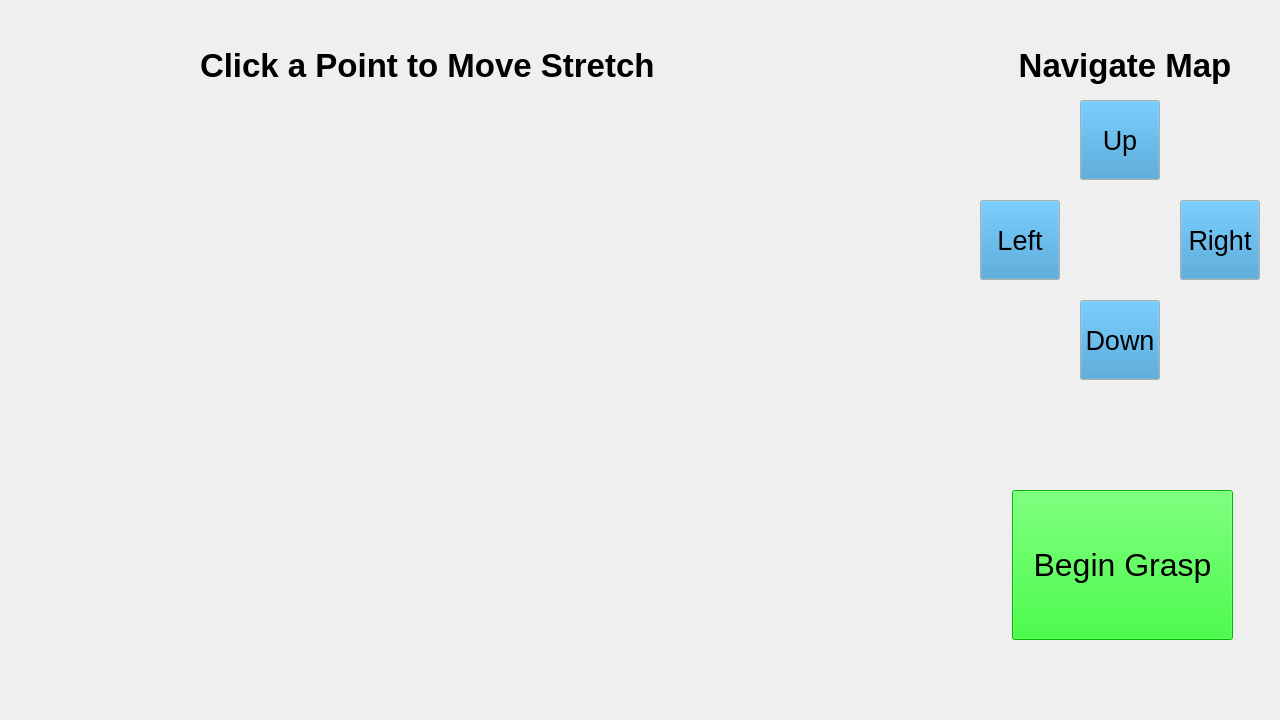
Old version of the form stretch_gui/include/stretch_gui/mainwindow.ui in the repository NateWright/stretch_ros.
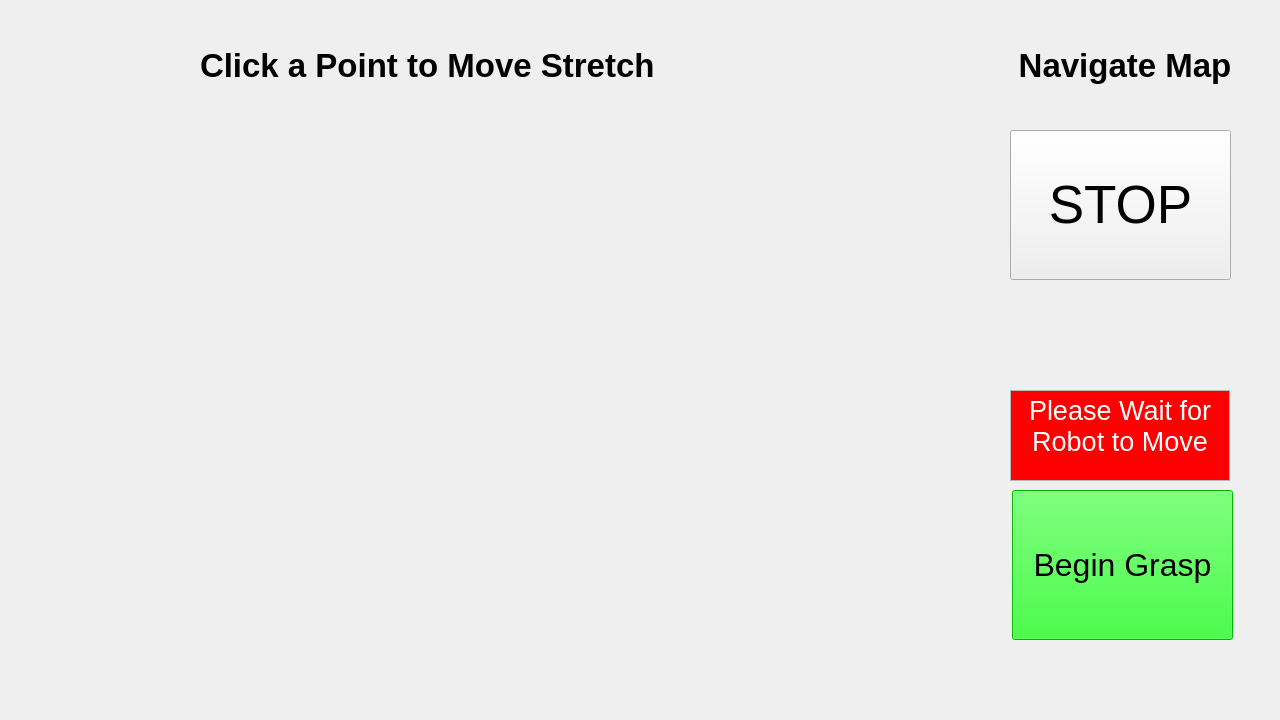
New version of the form. Icons and pictures are not drawn. Custom widgets are drawn as their Qt base class.

Commit message: Added messages for when processing is occuring

The edit to the form file:
```diff
--- a/stretch_gui/include/stretch_gui/mainwindow.ui
+++ b/stretch_gui/include/stretch_gui/mainwindow.ui
@@ -276,334 +276,6 @@
        <bool>true</bool>
       </property>
      </widget>
-     <widget class="QPushButton" name="NavigateMapButtonUp">
-      <property name="geometry">
-       <rect>
-        <x>1080</x>
-        <y>100</y>
-        <width>80</width>
-        <height>80</height>
-       </rect>
-      </property>
-      <property name="palette">
-       <palette>
-        <active>
-         <colorrole role="Button">
-          <brush brushstyle="SolidPattern">
-           <color alpha="255">
-            <red>49</red>
-            <green>144</green>
-            <blue>203</blue>
-           </color>
-          </brush>
-         </colorrole>
-         <colorrole role="Dark">
-          <brush brushstyle="SolidPattern">
-           <color alpha="255">
-            <red>0</red>
-            <green>0</green>
-            <blue>0</blue>
-           </color>
-          </brush>
-         </colorrole>
-        </active>
-        <inactive>
-         <colorrole role="Button">
-          <brush brushstyle="SolidPattern">
-           <color alpha="255">
-            <red>49</red>
-            <green>144</green>
-            <blue>203</blue>
-           </color>
-          </brush>
-         </colorrole>
-         <colorrole role="Dark">
-          <brush brushstyle="SolidPattern">
-           <color alpha="255">
-            <red>0</red>
-            <green>0</green>
-            <blue>0</blue>
-           </color>
-          </brush>
-         </colorrole>
-        </inactive>
-        <disabled>
-         <colorrole role="Button">
-          <brush brushstyle="SolidPattern">
-           <color alpha="255">
-            <red>49</red>
-            <green>144</green>
-            <blue>203</blue>
-           </color>
-          </brush>
-         </colorrole>
-         <colorrole role="Dark">
-          <brush brushstyle="SolidPattern">
-           <color alpha="255">
-            <red>0</red>
-            <green>0</green>
-            <blue>0</blue>
-           </color>
-          </brush>
-         </colorrole>
-        </disabled>
-       </palette>
-      </property>
-      <property name="font">
-       <font>
-        <pointsize>20</pointsize>
-       </font>
-      </property>
-      <property name="text">
-       <string>Up</string>
-      </property>
-     </widget>
-     <widget class="QPushButton" name="NavigateMapButtonLeft">
-      <property name="geometry">
-       <rect>
-        <x>980</x>
-        <y>200</y>
-        <width>80</width>
-        <height>80</height>
-       </rect>
-      </property>
-      <property name="palette">
-       <palette>
-        <active>
-         <colorrole role="Button">
-          <brush brushstyle="SolidPattern">
-           <color alpha="255">
-            <red>49</red>
-            <green>144</green>
-            <blue>203</blue>
-           </color>
-          </brush>
-         </colorrole>
-         <colorrole role="Dark">
-          <brush brushstyle="SolidPattern">
-           <color alpha="255">
-            <red>0</red>
-            <green>0</green>
-            <blue>0</blue>
-           </color>
-          </brush>
-         </colorrole>
-        </active>
-        <inactive>
-         <colorrole role="Button">
-          <brush brushstyle="SolidPattern">
-           <color alpha="255">
-            <red>49</red>
-            <green>144</green>
-            <blue>203</blue>
-           </color>
-          </brush>
-         </colorrole>
-         <colorrole role="Dark">
-          <brush brushstyle="SolidPattern">
-           <color alpha="255">
-            <red>0</red>
-            <green>0</green>
-            <blue>0</blue>
-           </color>
-          </brush>
-         </colorrole>
-        </inactive>
-        <disabled>
-         <colorrole role="Button">
-          <brush brushstyle="SolidPattern">
-           <color alpha="255">
-            <red>49</red>
-            <green>144</green>
-            <blue>203</blue>
-           </color>
-          </brush>
-         </colorrole>
-         <colorrole role="Dark">
-          <brush brushstyle="SolidPattern">
-           <color alpha="255">
-            <red>0</red>
-            <green>0</green>
-            <blue>0</blue>
-           </color>
-          </brush>
-         </colorrole>
-        </disabled>
-       </palette>
-      </property>
-      <property name="font">
-       <font>
-        <pointsize>20</pointsize>
-       </font>
-      </property>
-      <property name="text">
-       <string>Left</string>
-      </property>
-     </widget>
-     <widget class="QPushButton" name="NavigateMapButtonDown">
-      <property name="geometry">
-       <rect>
-        <x>1080</x>
-        <y>300</y>
-        <width>80</width>
-        <height>80</height>
-       </rect>
-      </property>
-      <property name="palette">
-       <palette>
-        <active>
-         <colorrole role="Button">
-          <brush brushstyle="SolidPattern">
-           <color alpha="255">
-            <red>49</red>
-            <green>144</green>
-            <blue>203</blue>
-           </color>
-          </brush>
-         </colorrole>
-         <colorrole role="Dark">
-          <brush brushstyle="SolidPattern">
-           <color alpha="255">
-            <red>0</red>
-            <green>0</green>
-            <blue>0</blue>
-           </color>
-          </brush>
-         </colorrole>
-        </active>
-        <inactive>
-         <colorrole role="Button">
-          <brush brushstyle="SolidPattern">
-           <color alpha="255">
-            <red>49</red>
-            <green>144</green>
-            <blue>203</blue>
-           </color>
-          </brush>
-         </colorrole>
-         <colorrole role="Dark">
-          <brush brushstyle="SolidPattern">
-           <color alpha="255">
-            <red>0</red>
-            <green>0</green>
-            <blue>0</blue>
-           </color>
-          </brush>
-         </colorrole>
-        </inactive>
-        <disabled>
-         <colorrole role="Button">
-          <brush brushstyle="SolidPattern">
-           <color alpha="255">
-            <red>49</red>
-            <green>144</green>
-            <blue>203</blue>
-           </color>
-          </brush>
-         </colorrole>
-         <colorrole role="Dark">
-          <brush brushstyle="SolidPattern">
-           <color alpha="255">
-            <red>0</red>
-            <green>0</green>
-            <blue>0</blue>
-           </color>
-          </brush>
-         </colorrole>
-        </disabled>
-       </palette>
-      </property>
-      <property name="font">
-       <font>
-        <pointsize>20</pointsize>
-       </font>
-      </property>
-      <property name="text">
-       <string>Down</string>
-      </property>
-     </widget>
-     <widget class="QPushButton" name="NavigateMapButtonRight">
-      <property name="geometry">
-       <rect>
-        <x>1180</x>
-        <y>200</y>
-        <width>80</width>
-        <height>80</height>
-       </rect>
-      </property>
-      <property name="palette">
-       <palette>
-        <active>
-         <colorrole role="Button">
-          <brush brushstyle="SolidPattern">
-           <color alpha="255">
-            <red>49</red>
-            <green>144</green>
-            <blue>203</blue>
-           </color>
-          </brush>
-         </colorrole>
-         <colorrole role="Dark">
-          <brush brushstyle="SolidPattern">
-           <color alpha="255">
-            <red>0</red>
-            <green>0</green>
-            <blue>0</blue>
-           </color>
-          </brush>
-         </colorrole>
-        </active>
-        <inactive>
-         <colorrole role="Button">
-          <brush brushstyle="SolidPattern">
-           <color alpha="255">
-            <red>49</red>
-            <green>144</green>
-            <blue>203</blue>
-           </color>
-          </brush>
-         </colorrole>
-         <colorrole role="Dark">
-          <brush brushstyle="SolidPattern">
-           <color alpha="255">
-            <red>0</red>
-            <green>0</green>
-            <blue>0</blue>
-           </color>
-          </brush>
-         </colorrole>
-        </inactive>
-        <disabled>
-         <colorrole role="Button">
-          <brush brushstyle="SolidPattern">
-           <color alpha="255">
-            <red>49</red>
-            <green>144</green>
-            <blue>203</blue>
-           </color>
-          </brush>
-         </colorrole>
-         <colorrole role="Dark">
-          <brush brushstyle="SolidPattern">
-           <color alpha="255">
-            <red>0</red>
-            <green>0</green>
-            <blue>0</blue>
-           </color>
-          </brush>
-         </colorrole>
-        </disabled>
-       </palette>
-      </property>
-      <property name="font">
-       <font>
-        <pointsize>20</pointsize>
-       </font>
-      </property>
-      <property name="text">
-       <string>Right</string>
-      </property>
-     </widget>
      <widget class="QLabel" name="NavigateMapLabel">
       <property name="geometry">
        <rect>
@@ -1072,6 +744,459 @@
        <string>Begin Grasp</string>
       </property>
      </widget>
+     <widget class="QTextBrowser" name="PleaseWait">
+      <property name="geometry">
+       <rect>
+        <x>1010</x>
+        <y>390</y>
+        <width>220</width>
+        <height>91</height>
+       </rect>
+      </property>
+      <property name="html">
+       <string>&lt;!DOCTYPE HTML PUBLIC &quot;-//W3C//DTD HTML 4.0//EN&quot; &quot;http://www.w3.org/TR/REC-html40/strict.dtd&quot;&gt;
+&lt;html&gt;&lt;head&gt;&lt;meta name=&quot;qrichtext&quot; content=&quot;1&quot; /&gt;&lt;meta charset=&quot;utf-8&quot; /&gt;&lt;style type=&quot;text/css&quot;&gt;
+p, li { white-space: pre-wrap; }
+&lt;/style&gt;&lt;/head&gt;&lt;body style=&quot; font-family:'Sans Serif'; font-size:9pt; font-weight:400; font-style:normal;&quot; bgcolor=&quot;#ff0000&quot;&gt;
+&lt;p align=&quot;center&quot; style=&quot; margin-top:0px; margin-bottom:0px; margin-left:0px; margin-right:0px; -qt-block-indent:0; text-indent:0px;&quot;&gt;&lt;span style=&quot; font-size:20pt; color:#ffffff;&quot;&gt;Please Wait for Robot to Move&lt;/span&gt;&lt;/p&gt;&lt;/body&gt;&lt;/html&gt;</string>
+      </property>
+     </widget>
+     <widget class="QPushButton" name="ButtonStop">
+      <property name="geometry">
+       <rect>
+        <x>1010</x>
+        <y>130</y>
+        <width>221</width>
+        <height>150</height>
+       </rect>
+      </property>
+      <property name="palette">
+       <palette>
+        <active>
+         <colorrole role="WindowText">
+          <brush brushstyle="SolidPattern">
+           <color alpha="255">
+            <red>0</red>
+            <green>0</green>
+            <blue>0</blue>
+           </color>
+          </brush>
+         </colorrole>
+         <colorrole role="Button">
+          <brush brushstyle="SolidPattern">
+           <color alpha="255">
+            <red>239</red>
+            <green>0</green>
+            <blue>4</blue>
+           </color>
+          </brush>
+         </colorrole>
+         <colorrole role="Light">
+          <brush brushstyle="SolidPattern">
+           <color alpha="255">
+            <red>255</red>
+            <green>103</green>
+            <blue>106</blue>
+           </color>
+          </brush>
+         </colorrole>
+         <colorrole role="Midlight">
+          <brush brushstyle="SolidPattern">
+           <color alpha="255">
+            <red>247</red>
+            <green>51</green>
+            <blue>55</blue>
+           </color>
+          </brush>
+         </colorrole>
+         <colorrole role="Dark">
+          <brush brushstyle="SolidPattern">
+           <color alpha="255">
+            <red>119</red>
+            <green>0</green>
+            <blue>2</blue>
+           </color>
+          </brush>
+         </colorrole>
+         <colorrole role="Mid">
+          <brush brushstyle="SolidPattern">
+           <color alpha="255">
+            <red>159</red>
+            <green>0</green>
+            <blue>3</blue>
+           </color>
+          </brush>
+         </colorrole>
+         <colorrole role="Text">
+          <brush brushstyle="SolidPattern">
+           <color alpha="255">
+            <red>0</red>
+            <green>0</green>
+            <blue>0</blue>
+           </color>
+          </brush>
+         </colorrole>
+         <colorrole role="BrightText">
+          <brush brushstyle="SolidPattern">
+           <color alpha="255">
+            <red>255</red>
+            <green>255</green>
+            <blue>255</blue>
+           </color>
+          </brush>
+         </colorrole>
+         <colorrole role="ButtonText">
+          <brush brushstyle="SolidPattern">
+           <color alpha="255">
+            <red>0</red>
+            <green>0</green>
+            <blue>0</blue>
+           </color>
+          </brush>
+         </colorrole>
+         <colorrole role="Base">
+          <brush brushstyle="SolidPattern">
+           <color alpha="255">
+            <red>255</red>
+            <green>255</green>
+            <blue>255</blue>
+           </color>
+          </brush>
+         </colorrole>
+         <colorrole role="Window">
+          <brush brushstyle="SolidPattern">
+           <color alpha="255">
+            <red>239</red>
+            <green>0</green>
+            <blue>4</blue>
+           </color>
+          </brush>
+         </colorrole>
+         <colorrole role="Shadow">
+          <brush brushstyle="SolidPattern">
+           <color alpha="255">
+            <red>0</red>
+            <green>0</green>
+            <blue>0</blue>
+           </color>
+          </brush>
+         </colorrole>
+         <colorrole role="AlternateBase">
+          <brush brushstyle="SolidPattern">
+           <color alpha="255">
+            <red>247</red>
+            <green>127</green>
+            <blue>129</blue>
+           </color>
+          </brush>
+         </colorrole>
+         <colorrole role="ToolTipBase">
+          <brush brushstyle="SolidPattern">
+           <color alpha="255">
+            <red>255</red>
+            <green>255</green>
+            <blue>220</blue>
+           </color>
+          </brush>
+         </colorrole>
+         <colorrole role="ToolTipText">
+          <brush brushstyle="SolidPattern">
+           <color alpha="255">
+            <red>0</red>
+            <green>0</green>
+            <blue>0</blue>
+           </color>
+          </brush>
+         </colorrole>
+        </active>
+        <inactive>
+         <colorrole role="WindowText">
+          <brush brushstyle="SolidPattern">
+           <color alpha="255">
+            <red>0</red>
+            <green>0</green>
+            <blue>0</blue>
+           </color>
+          </brush>
+         </colorrole>
+         <colorrole role="Button">
+          <brush brushstyle="SolidPattern">
+           <color alpha="255">
+            <red>239</red>
+            <green>239</green>
+            <blue>239</blue>
+           </color>
+          </brush>
+         </colorrole>
+         <colorrole role="Light">
+          <brush brushstyle="SolidPattern">
+           <color alpha="255">
+            <red>255</red>
+            <green>255</green>
+            <blue>255</blue>
+           </color>
+          </brush>
+         </colorrole>
+         <colorrole role="Midlight">
+          <brush brushstyle="SolidPattern">
+           <color alpha="255">
+            <red>202</red>
+            <green>202</green>
+            <blue>202</blue>
+           </color>
+          </brush>
+         </colorrole>
+         <colorrole role="Dark">
+          <brush brushstyle="SolidPattern">
+           <color alpha="255">
+            <red>159</red>
+            <green>159</green>
+            <blue>159</blue>
+           </color>
+          </brush>
+         </colorrole>
+         <colorrole role="Mid">
+          <brush brushstyle="SolidPattern">
+           <color alpha="255">
+            <red>184</red>
+            <green>184</green>
+            <blue>184</blue>
+           </color>
+          </brush>
+         </colorrole>
+         <colorrole role="Text">
+          <brush brushstyle="SolidPattern">
+           <color alpha="255">
+            <red>0</red>
+            <green>0</green>
+            <blue>0</blue>
+           </color>
+          </brush>
+         </colorrole>
+         <colorrole role="BrightText">
+          <brush brushstyle="SolidPattern">
+           <color alpha="255">
+            <red>255</red>
+            <green>255</green>
+            <blue>255</blue>
+           </color>
+          </brush>
+         </colorrole>
+         <colorrole role="ButtonText">
+          <brush brushstyle="SolidPattern">
+           <color alpha="255">
+            <red>0</red>
+            <green>0</green>
+            <blue>0</blue>
+           </color>
+          </brush>
+         </colorrole>
+         <colorrole role="Base">
+          <brush brushstyle="SolidPattern">
+           <color alpha="255">
+            <red>255</red>
+            <green>255</green>
+            <blue>255</blue>
+           </color>
+          </brush>
+         </colorrole>
+         <colorrole role="Window">
+          <brush brushstyle="SolidPattern">
+           <color alpha="255">
+            <red>239</red>
+            <green>239</green>
+            <blue>239</blue>
+           </color>
+          </brush>
+         </colorrole>
+         <colorrole role="Shadow">
+          <brush brushstyle="SolidPattern">
+           <color alpha="255">
+            <red>118</red>
+            <green>118</green>
+            <blue>118</blue>
+           </color>
+          </brush>
+         </colorrole>
+         <colorrole role="AlternateBase">
+          <brush brushstyle="SolidPattern">
+           <color alpha="255">
+            <red>247</red>
+            <green>247</green>
+            <blue>247</blue>
+           </color>
+          </brush>
+         </colorrole>
+         <colorrole role="ToolTipBase">
+          <brush brushstyle="SolidPattern">
+           <color alpha="255">
+            <red>255</red>
+            <green>255</green>
+            <blue>220</blue>
+           </color>
+          </brush>
+         </colorrole>
+         <colorrole role="ToolTipText">
+          <brush brushstyle="SolidPattern">
+           <color alpha="255">
+            <red>0</red>
+            <green>0</green>
+            <blue>0</blue>
+           </color>
+          </brush>
+         </colorrole>
+        </inactive>
+        <disabled>
+         <colorrole role="WindowText">
+          <brush brushstyle="SolidPattern">
+           <color alpha="255">
+            <red>119</red>
+            <green>0</green>
+            <blue>2</blue>
+           </color>
+          </brush>
+         </colorrole>
+         <colorrole role="Button">
+          <brush brushstyle="SolidPattern">
+           <color alpha="255">
+            <red>239</red>
+            <green>0</green>
+            <blue>4</blue>
+           </color>
+          </brush>
+         </colorrole>
+         <colorrole role="Light">
+          <brush brushstyle="SolidPattern">
+           <color alpha="255">
+            <red>255</red>
+            <green>103</green>
+            <blue>106</blue>
+           </color>
+          </brush>
+         </colorrole>
+         <colorrole role="Midlight">
+          <brush brushstyle="SolidPattern">
+           <color alpha="255">
+            <red>247</red>
+            <green>51</green>
+            <blue>55</blue>
+           </color>
+          </brush>
+         </colorrole>
+         <colorrole role="Dark">
+          <brush brushstyle="SolidPattern">
+           <color alpha="255">
+            <red>119</red>
+            <green>0</green>
+            <blue>2</blue>
+           </color>
+          </brush>
+         </colorrole>
+         <colorrole role="Mid">
+          <brush brushstyle="SolidPattern">
+           <color alpha="255">
+            <red>159</red>
+            <green>0</green>
+            <blue>3</blue>
+           </color>
+          </brush>
+         </colorrole>
+         <colorrole role="Text">
+          <brush brushstyle="SolidPattern">
+           <color alpha="255">
+            <red>119</red>
+            <green>0</green>
+            <blue>2</blue>
+           </color>
+          </brush>
+         </colorrole>
+         <colorrole role="BrightText">
+          <brush brushstyle="SolidPattern">
+           <color alpha="255">
+            <red>255</red>
+            <green>255</green>
+            <blue>255</blue>
+           </color>
+          </brush>
+         </colorrole>
+         <colorrole role="ButtonText">
+          <brush brushstyle="SolidPattern">
+           <color alpha="255">
+            <red>119</red>
+            <green>0</green>
+            <blue>2</blue>
+           </color>
+          </brush>
+         </colorrole>
+         <colorrole role="Base">
+          <brush brushstyle="SolidPattern">
+           <color alpha="255">
+            <red>239</red>
+            <green>0</green>
+            <blue>4</blue>
+           </color>
+          </brush>
+         </colorrole>
+         <colorrole role="Window">
+          <brush brushstyle="SolidPattern">
+           <color alpha="255">
+            <red>239</red>
+            <green>0</green>
+            <blue>4</blue>
+           </color>
+          </brush>
+         </colorrole>
+         <colorrole role="Shadow">
+          <brush brushstyle="SolidPattern">
+           <color alpha="255">
+            <red>177</red>
+            <green>177</green>
+            <blue>177</blue>
+           </color>
+          </brush>
+         </colorrole>
+         <colorrole role="AlternateBase">
+          <brush brushstyle="SolidPattern">
+           <color alpha="255">
+            <red>247</red>
+            <green>247</green>
+            <blue>247</blue>
+           </color>
+          </brush>
+         </colorrole>
+         <colorrole role="ToolTipBase">
+          <brush brushstyle="SolidPattern">
+           <color alpha="255">
+            <red>255</red>
+            <green>255</green>
+            <blue>220</blue>
+           </color>
+          </brush>
+         </colorrole>
+         <colorrole role="ToolTipText">
+          <brush brushstyle="SolidPattern">
+           <color alpha="255">
+            <red>0</red>
+            <green>0</green>
+            <blue>0</blue>
+           </color>
+          </brush>
+         </colorrole>
+        </disabled>
+       </palette>
+      </property>
+      <property name="font">
+       <font>
+        <pointsize>40</pointsize>
+       </font>
+      </property>
+      <property name="text">
+       <string>STOP</string>
+      </property>
+      <property name="shortcut">
+       <string>Esc</string>
+      </property>
+     </widget>
     </widget>
     <widget class="QWidget" name="page_2">
      <property name="enabled">
```
Left out of the diff: 34 changed lines with no effect on the pictures.
